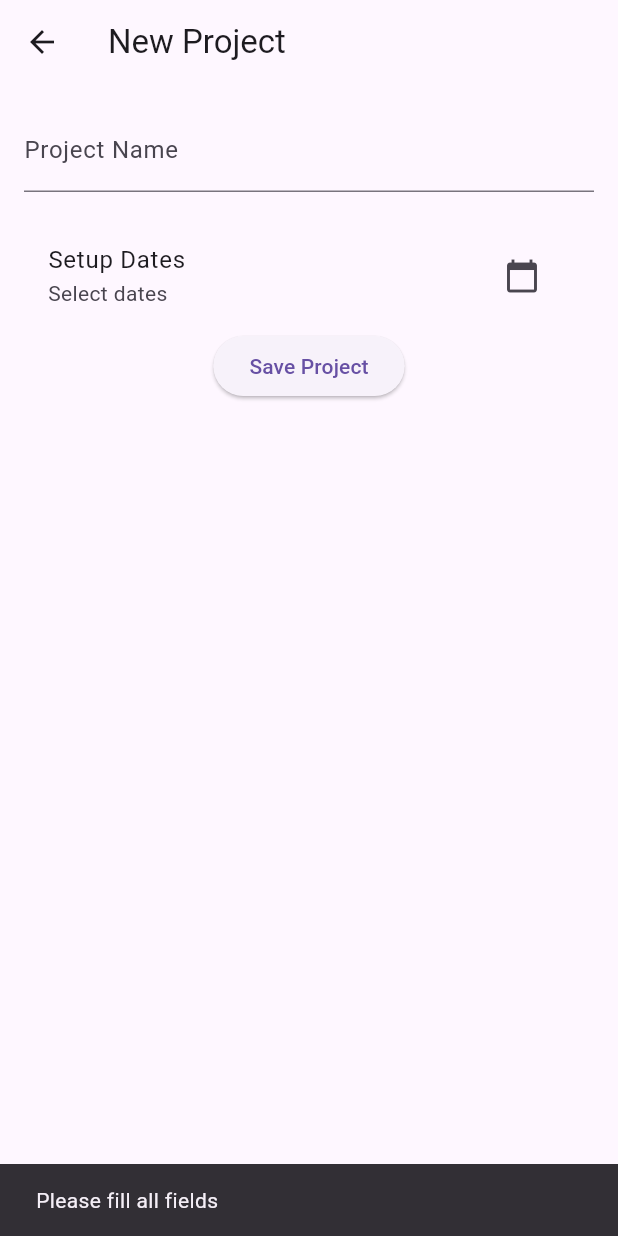
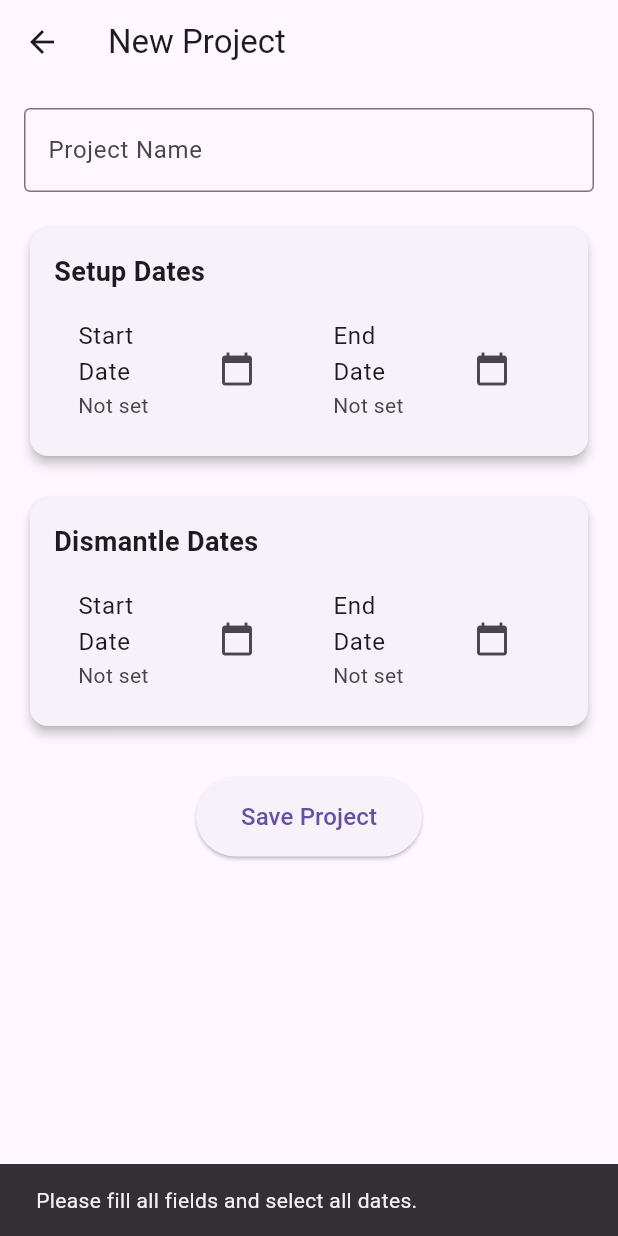
Before and after one commit to jpmmueller/hourtracker, a Flutter app: the ProjectPage screen opened directly with empty values, after a tap on "Save Project", on a phone screen of 412 x 824 dp. Run offline on Flutter 3.47's test engine with Material 3 defaults, Android fonts, the light colour scheme and no system bars; our stand-ins replace sqflite; accounts and stored records are empty.

Commit message:
project to main customer works

```diff
--- a/lib/project_page.dart
+++ b/lib/project_page.dart
@@ -1,4 +1,5 @@
 import 'package:flutter/material.dart';
+import 'package:intl/intl.dart'; // Correct import for DateFormat
 import 'database_helper.dart';
 import 'models/main_customer.dart';
 import 'models/project.dart';
@@ -23,19 +24,34 @@ class _ProjectPageState extends State<ProjectPage> {
   DateTime? _dismantleStartDate;
   DateTime? _dismantleEndDate;
 
-  Future<void> _pickDate(BuildContext context, bool isSetupStart) async {
+  // Format dates (e.g., "2023-10-05")
+  String _formatDate(DateTime? date) {
+    return date != null ? DateFormat('yyyy-MM-dd').format(date) : 'Not set';
+  }
+
+  Future<void> _pickDate(BuildContext context, String dateType) async {
     final DateTime? picked = await showDatePicker(
       context: context,
       initialDate: DateTime.now(),
       firstDate: DateTime(2000),
       lastDate: DateTime(2100),
     );
+
     if (picked != null) {
       setState(() {
-        if (isSetupStart) {
+        switch (dateType) {
+          case 'setupStart':
             _setupStartDate = picked;
-        } else {
+            break;
+          case 'setupEnd':
             _setupEndDate = picked;
+            break;
+          case 'dismantleStart':
+            _dismantleStartDate = picked;
+            break;
+          case 'dismantleEnd':
+            _dismantleEndDate = picked;
+            break;
         }
       });
     }
@@ -44,21 +60,26 @@ class _ProjectPageState extends State<ProjectPage> {
   Future<void> _saveProject() async {
     if (_projectNameController.text.isEmpty ||
         _setupStartDate == null ||
-        _setupEndDate == null) {
+        _setupEndDate == null ||
+        _dismantleStartDate == null ||
+        _dismantleEndDate == null) {
       ScaffoldMessenger.of(context).showSnackBar(
-        const SnackBar(content: Text('Please fill all fields')),
+        const SnackBar(
+          content: Text('Please fill all fields and select all dates.'),
+        ),
       );
       return;
     }
 
+    try {
       final project = Project(
         id: DateTime.now().millisecondsSinceEpoch,
         name: _projectNameController.text,
         mainCustomerId: widget.mainCustomer.id,
         setupStartDate: _setupStartDate!,
         setupEndDate: _setupEndDate!,
-      dismantleStartDate: _dismantleStartDate ?? _setupEndDate!,
-      dismantleEndDate: _dismantleEndDate ?? _setupEndDate!,
+        dismantleStartDate: _dismantleStartDate!,
+        dismantleEndDate: _dismantleEndDate!,
       );
 
       final db = await _dbHelper.database;
@@ -72,41 +93,107 @@ class _ProjectPageState extends State<ProjectPage> {
         'dismantle_end_date': project.dismantleEndDate.toIso8601String(),
       });
 
-    Navigator.pop(context); // Return to ProjectListPage
+      Navigator.pop(context, true); // Pass "true" to trigger a refresh
+    } catch (e) {
+      ScaffoldMessenger.of(context).showSnackBar(
+        SnackBar(content: Text('Error saving project: $e')),
+      );
+    }
   }
 
   @override
   Widget build(BuildContext context) {
     return Scaffold(
       appBar: AppBar(title: const Text('New Project')),
-      body: Padding(
+      body: SingleChildScrollView(
         padding: const EdgeInsets.all(16.0),
         child: Column(
           children: [
             TextField(
               controller: _projectNameController,
-              decoration: const InputDecoration(labelText: 'Project Name'),
+              decoration: const InputDecoration(
+                labelText: 'Project Name',
+                border: OutlineInputBorder(),
+              ),
             ),
             const SizedBox(height: 20),
-            ListTile(
-              title: const Text('Setup Dates'),
-              subtitle: Text(
-                _setupStartDate == null || _setupEndDate == null
-                    ? 'Select dates'
-                    : '${_setupStartDate!.toLocal().toString().split(' ')[0]} '
-                        'to ${_setupEndDate!.toLocal().toString().split(' ')[0]}',
+            _buildDateSection(
+              'Setup Dates',
+              _setupStartDate,
+              _setupEndDate,
+              onStartPressed: () => _pickDate(context, 'setupStart'),
+              onEndPressed: () => _pickDate(context, 'setupEnd'),
             ),
+            const SizedBox(height: 20),
+            _buildDateSection(
+              'Dismantle Dates',
+              _dismantleStartDate,
+              _dismantleEndDate,
+              onStartPressed: () => _pickDate(context, 'dismantleStart'),
+              onEndPressed: () => _pickDate(context, 'dismantleEnd'),
+            ),
+            const SizedBox(height: 30),
+            ElevatedButton(
+              onPressed: _saveProject,
+              style: ElevatedButton.styleFrom(
+                padding: const EdgeInsets.symmetric(horizontal: 30, vertical: 15),
+              ),
+              child: const Text(
+                'Save Project',
+                style: TextStyle(fontSize: 16),
+              ),
+            ),
+          ],
+        ),
+      ),
+    );
+  }
+
+  Widget _buildDateSection(
+    String title,
+    DateTime? startDate,
+    DateTime? endDate, {
+    required VoidCallback onStartPressed,
+    required VoidCallback onEndPressed,
+  }) {
+    return Card(
+      elevation: 3,
+      child: Padding(
+        padding: const EdgeInsets.all(16.0),
+        child: Column(
+          crossAxisAlignment: CrossAxisAlignment.start,
+          children: [
+            Text(
+              title,
+              style: const TextStyle(
+                fontSize: 18,
+                fontWeight: FontWeight.bold,
+              ),
+            ),
+            const SizedBox(height: 10),
+            Row(
+              children: [
+                Expanded(
+                  child: ListTile(
+                    title: const Text('Start Date'),
+                    subtitle: Text(_formatDate(startDate)),
                     trailing: IconButton(
                       icon: const Icon(Icons.calendar_today),
-                onPressed: () async {
-                  await _pickDate(context, true); // Setup start
-                  await _pickDate(context, false); // Setup end
-                },
+                      onPressed: onStartPressed,
                     ),
                   ),
-            ElevatedButton(
-              onPressed: _saveProject,
-              child: const Text('Save Project'),
+                ),
+                Expanded(
+                  child: ListTile(
+                    title: const Text('End Date'),
+                    subtitle: Text(_formatDate(endDate)),
+                    trailing: IconButton(
+                      icon: const Icon(Icons.calendar_today),
+                      onPressed: onEndPressed,
+                    ),
+                  ),
+                ),
+              ],
             ),
           ],
         ),
--- a/pubspec.yaml
+++ b/pubspec.yaml
@@ -32,6 +32,7 @@ dependencies:
     sdk: flutter
   sqflite: ^2.0.0+4  # SQLite for local database
   path: ^1.8.0       # Path for file system operations
+  intl: ^0.18.1 # Add this line
 
   # The following adds the Cupertino Icons font to your application.
   # Use with the CupertinoIcons class for iOS style icons.
```
Also changed, not shown: lib/project_list_page.dart (+20 -13 lines), pubspec.lock. Lines whose indentation alone changed are shown as unchanged.
